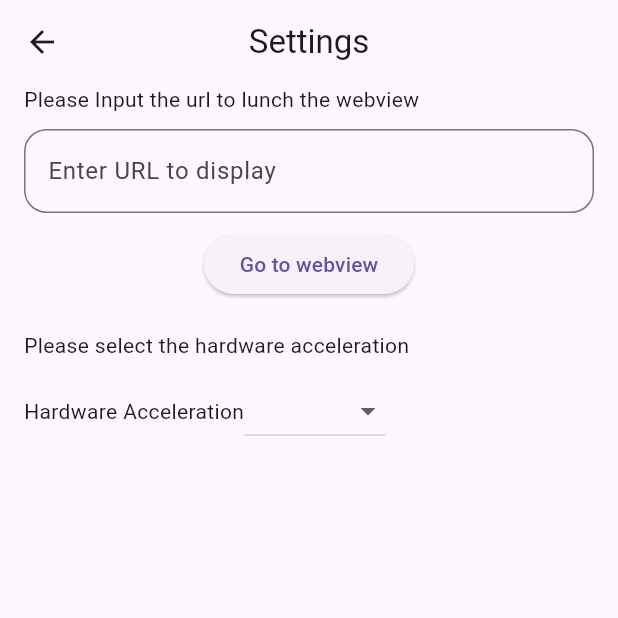
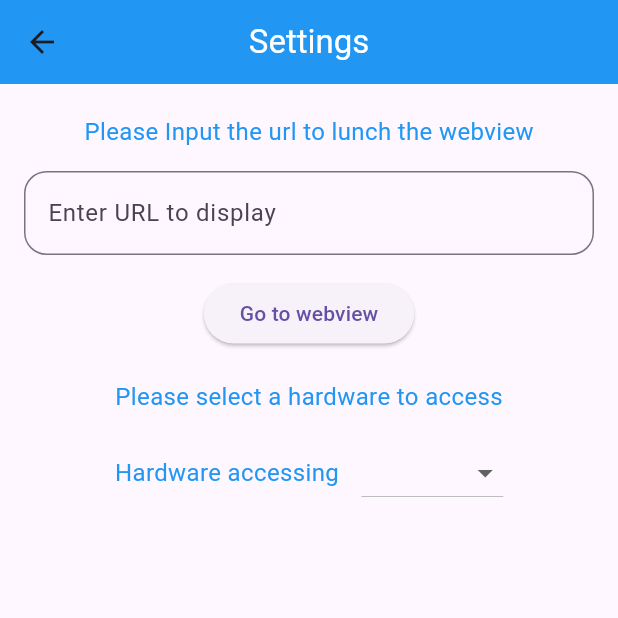
Before and after one commit to AmrSaad14/easacc_task, a Flutter app: the SettingsScreen screen opened directly, on a phone screen of 412 x 824 dp, the top half of it. Run offline on Flutter 3.47's test engine with Material 3 defaults, Android fonts, the phone set to English and light mode, and no system bars; our stand-ins replace bloc, firebase_auth, firebase_core, flutter_bloc, google_sign_in, shared_preferences and 1 more; missing offline and left inert: app_settings; accounts and stored records are empty.

Commit message:
final commit

```diff
--- a/lib/features/settings/ui/screens/settings_screen.dart
+++ b/lib/features/settings/ui/screens/settings_screen.dart
@@ -11,7 +11,8 @@ class SettingsScreen extends StatelessWidget {
   Widget build(BuildContext context) {
     return Scaffold(
       appBar: AppBar(
-        title: const Text('Settings'),
+        backgroundColor: Colors.blue,
+        title: const Text('Settings',style: TextStyle(color: Colors.white),),
         centerTitle: true,
       ),
       body: BlocBuilder<SettingsCubit, SettingsState>(
@@ -19,11 +20,12 @@ class SettingsScreen extends StatelessWidget {
           return Padding(
             padding: const EdgeInsets.symmetric(horizontal: 16),
             child: Column(
-              crossAxisAlignment: CrossAxisAlignment.start,
+              crossAxisAlignment: CrossAxisAlignment.center,
               children: [
-                const Text('Please Input the url to lunch the webview'),
+                SizedBox(height: 20,),
+                const Text('Please Input the url to lunch the webview',style: TextStyle(color: Colors.blue,fontSize: 16),),
                 const SizedBox(
-                  height: 10,
+                  height: 15,
                 ),
                 TextFormField(
                   controller: context.read<SettingsCubit>().urlController,
@@ -39,7 +41,7 @@ class SettingsScreen extends StatelessWidget {
                   ),
                 ),
                 const SizedBox(
-                  height: 10,
+                  height: 15,
                 ),
                 Center(
                   child: ElevatedButton(
@@ -54,13 +56,15 @@ class SettingsScreen extends StatelessWidget {
                 const SizedBox(
                   height: 20,
                 ),
-                const Text('Please select the hardware acceleration'),
+                const Text('Please select a hardware to access',style: TextStyle(color: Colors.blue,fontSize: 16),),
                 const SizedBox(
-                  height: 10,
+                  height: 15,
                 ),
                 Row(
+                  mainAxisAlignment: MainAxisAlignment.center,
                   children: [
-                    const Text('Hardware Acceleration'),
+                    const Text('Hardware accessing',style: TextStyle(color: Colors.blue,fontSize: 16),),
+                    SizedBox(width: 15,),
                     DropdownButton(
                         onChanged: (value) {
                           if (value == 'wifi') {
```
Also changed, not shown: lib/features/login_screen/ui/screens/login_screen.dart (+16 -5 lines).
